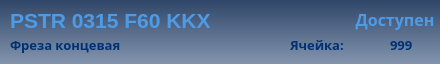
komrade2801/AutoSklad, file client/GUI/ui/widgets/widget_8_9_tool.ui: the form before one commit.
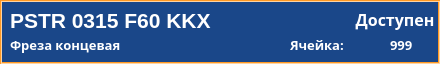
The form after the commit.

```diff
--- a/client/GUI/ui/widgets/widget_8_9_tool.ui
+++ b/client/GUI/ui/widgets/widget_8_9_tool.ui
@@ -14,7 +14,19 @@
    <string>widget_8_9_tool</string>
   </property>
   <property name="styleSheet">
-   <string notr="true">background-color: qlineargradient(spread:pad, x1:0.5, y1:0, x2:0.5, y2:1, stop:0 rgba(47, 70, 105, 255), stop:1 rgba(131, 149, 174, 255));</string>
+   <string notr="true">QLabel {
+	color: #FFFFFF;
+	border-width: 0px;
+	border-radius: 0px;
+}
+#background {
+	color: #FFFFFF;
+	background-color: #1A4789;
+	border-width: 2px;
+	border-style: groove;
+	border-color: #ff9923;
+	border-radius: 0px;
+}</string>
   </property>
   <widget class="QLabel" name="lbl_number_tool">
    <property name="geometry">
@@ -31,9 +43,9 @@
       <colorrole role="WindowText">
        <brush brushstyle="SolidPattern">
         <color alpha="255">
-         <red>78</red>
-         <green>155</green>
-         <blue>229</blue>
+         <red>255</red>
+         <green>255</green>
+         <blue>255</blue>
         </color>
        </brush>
       </colorrole>
@@ -60,18 +72,18 @@
       <colorrole role="Text">
        <brush brushstyle="SolidPattern">
         <color alpha="255">
-         <red>78</red>
-         <green>155</green>
-         <blue>229</blue>
+         <red>255</red>
+         <green>255</green>
+         <blue>255</blue>
         </color>
        </brush>
       </colorrole>
       <colorrole role="ButtonText">
        <brush brushstyle="SolidPattern">
         <color alpha="255">
-         <red>78</red>
-         <green>155</green>
-         <blue>229</blue>
+         <red>255</red>
+         <green>255</green>
+         <blue>255</blue>
         </color>
        </brush>
       </colorrole>
@@ -118,9 +130,9 @@
       <colorrole role="PlaceholderText">
        <brush brushstyle="NoBrush">
         <color alpha="128">
-         <red>78</red>
-         <green>155</green>
-         <blue>229</blue>
+         <red>255</red>
+         <green>255</green>
+         <blue>255</blue>
         </color>
        </brush>
       </colorrole>
@@ -129,9 +141,9 @@
       <colorrole role="WindowText">
        <brush brushstyle="SolidPattern">
         <color alpha="255">
-         <red>78</red>
-         <green>155</green>
-         <blue>229</blue>
+         <red>255</red>
+         <green>255</green>
+         <blue>255</blue>
         </color>
        </brush>
       </colorrole>
@@ -158,18 +170,18 @@
       <colorrole role="Text">
        <brush brushstyle="SolidPattern">
         <color alpha="255">
-         <red>78</red>
-         <green>155</green>
-         <blue>229</blue>
+         <red>255</red>
+         <green>255</green>
+         <blue>255</blue>
         </color>
        </brush>
       </colorrole>
       <colorrole role="ButtonText">
        <brush brushstyle="SolidPattern">
         <color alpha="255">
-         <red>78</red>
-         <green>155</green>
-         <blue>229</blue>
+         <red>255</red>
+         <green>255</green>
+         <blue>255</blue>
         </color>
        </brush>
       </colorrole>
@@ -216,9 +228,9 @@
       <colorrole role="PlaceholderText">
        <brush brushstyle="NoBrush">
         <color alpha="128">
-         <red>78</red>
-         <green>155</green>
-         <blue>229</blue>
+         <red>255</red>
+         <green>255</green>
+         <blue>255</blue>
         </color>
        </brush>
       </colorrole>
@@ -227,9 +239,9 @@
       <colorrole role="WindowText">
        <brush brushstyle="SolidPattern">
         <color alpha="255">
-         <red>78</red>
-         <green>155</green>
-         <blue>229</blue>
+         <red>255</red>
+         <green>255</green>
+         <blue>255</blue>
         </color>
        </brush>
       </colorrole>
@@ -256,18 +268,18 @@
       <colorrole role="Text">
        <brush brushstyle="SolidPattern">
         <color alpha="255">
-         <red>78</red>
-         <green>155</green>
-         <blue>229</blue>
+         <red>255</red>
+         <green>255</green>
+         <blue>255</blue>
         </color>
        </brush>
       </colorrole>
       <colorrole role="ButtonText">
        <brush brushstyle="SolidPattern">
         <color alpha="255">
-         <red>78</red>
-         <green>155</green>
-         <blue>229</blue>
+         <red>255</red>
+         <green>255</green>
+         <blue>255</blue>
         </color>
        </brush>
       </colorrole>
@@ -314,9 +326,9 @@
       <colorrole role="PlaceholderText">
        <brush brushstyle="NoBrush">
         <color alpha="128">
-         <red>78</red>
-         <green>155</green>
-         <blue>229</blue>
+         <red>255</red>
+         <green>255</green>
+         <blue>255</blue>
         </color>
        </brush>
       </colorrole>
@@ -330,10 +342,6 @@
      <bold>true</bold>
     </font>
    </property>
-   <property name="styleSheet">
-    <string notr="true">color: rgb(78, 155, 229);
-background-color: qlineargradient(spread:pad, x1:0, y1:0, x2:1, y2:0, stop:0 rgba(0, 0, 0, 0), stop:1 rgba(255, 255, 255, 0));</string>
-   </property>
    <property name="text">
     <string>PSTR 0315 F60 KKX</string>
    </property>
@@ -364,10 +372,6 @@
    <property name="layoutDirection">
     <enum>Qt::LeftToRight</enum>
    </property>
-   <property name="styleSheet">
-    <string notr="true">color: rgb(78, 155, 229);
-background-color: qlineargradient(spread:pad, x1:0, y1:0, x2:1, y2:0, stop:0 rgba(0, 0, 0, 0), stop:1 rgba(255, 255, 255, 0));</string>
-   </property>
    <property name="text">
     <string>&lt;html&gt;&lt;head/&gt;&lt;body&gt;&lt;p align=&quot;center&quot;&gt;Доступен&lt;/p&gt;&lt;/body&gt;&lt;/html&gt;</string>
    </property>
@@ -389,10 +393,6 @@
      <bold>true</bold>
     </font>
    </property>
-   <property name="styleSheet">
-    <string notr="true">color: rgb(0, 49, 114);
-background-color: qlineargradient(spread:pad, x1:0, y1:0, x2:1, y2:0, stop:0 rgba(0, 0, 0, 0), stop:1 rgba(255, 255, 255, 0));</string>
-   </property>
    <property name="text">
     <string>999</string>
    </property>
@@ -417,10 +417,6 @@
      <bold>true</bold>
     </font>
    </property>
-   <property name="styleSheet">
-    <string notr="true">color: rgb(0, 49, 114);
-background-color: qlineargradient(spread:pad, x1:0, y1:0, x2:1, y2:0, stop:0 rgba(0, 0, 0, 0), stop:1 rgba(255, 255, 255, 0));</string>
-   </property>
    <property name="text">
     <string>Ячейка:</string>
    </property>
@@ -443,9 +439,9 @@
       <colorrole role="WindowText">
        <brush brushstyle="SolidPattern">
         <color alpha="255">
-         <red>0</red>
-         <green>49</green>
-         <blue>114</blue>
+         <red>255</red>
+         <green>255</green>
+         <blue>255</blue>
         </color>
        </brush>
       </colorrole>
@@ -472,18 +468,18 @@
       <colorrole role="Text">
        <brush brushstyle="SolidPattern">
         <color alpha="255">
-         <red>0</red>
-         <green>49</green>
-         <blue>114</blue>
+         <red>255</red>
+         <green>255</green>
+         <blue>255</blue>
         </color>
        </brush>
       </colorrole>
       <colorrole role="ButtonText">
        <brush brushstyle="SolidPattern">
         <color alpha="255">
-         <red>0</red>
-         <green>49</green>
-         <blue>114</blue>
+         <red>255</red>
+         <green>255</green>
+         <blue>255</blue>
         </color>
        </brush>
       </colorrole>
@@ -530,9 +526,9 @@
       <colorrole role="PlaceholderText">
        <brush brushstyle="NoBrush">
         <color alpha="128">
-         <red>0</red>
-         <green>49</green>
-         <blue>114</blue>
+         <red>255</red>
+         <green>255</green>
+         <blue>255</blue>
         </color>
        </brush>
       </colorrole>
@@ -541,9 +537,9 @@
       <colorrole role="WindowText">
        <brush brushstyle="SolidPattern">
         <color alpha="255">
-         <red>0</red>
-         <green>49</green>
-         <blue>114</blue>
+         <red>255</red>
+         <green>255</green>
+         <blue>255</blue>
         </color>
        </brush>
       </colorrole>
@@ -570,18 +566,18 @@
       <colorrole role="Text">
        <brush brushstyle="SolidPattern">
         <color alpha="255">
-         <red>0</red>
-         <green>49</green>
-         <blue>114</blue>
+         <red>255</red>
+         <green>255</green>
+         <blue>255</blue>
         </color>
        </brush>
       </colorrole>
       <colorrole role="ButtonText">
        <brush brushstyle="SolidPattern">
         <color alpha="255">
-         <red>0</red>
-         <green>49</green>
-         <blue>114</blue>
+         <red>255</red>
+         <green>255</green>
+         <blue>255</blue>
         </color>
        </brush>
       </colorrole>
@@ -628,9 +624,9 @@
       <colorrole role="PlaceholderText">
        <brush brushstyle="NoBrush">
         <color alpha="128">
-         <red>0</red>
-         <green>49</green>
-         <blue>114</blue>
+         <red>255</red>
+         <green>255</green>
+         <blue>255</blue>
         </color>
        </brush>
       </colorrole>
@@ -639,9 +635,9 @@
       <colorrole role="WindowText">
        <brush brushstyle="SolidPattern">
         <color alpha="255">
-         <red>0</red>
-         <green>49</green>
-         <blue>114</blue>
+         <red>255</red>
+         <green>255</green>
+         <blue>255</blue>
         </color>
        </brush>
       </colorrole>
@@ -668,18 +664,18 @@
       <colorrole role="Text">
        <brush brushstyle="SolidPattern">
         <color alpha="255">
-         <red>0</red>
-         <green>49</green>
-         <blue>114</blue>
+         <red>255</red>
+         <green>255</green>
+         <blue>255</blue>
         </color>
        </brush>
       </colorrole>
       <colorrole role="ButtonText">
        <brush brushstyle="SolidPattern">
         <color alpha="255">
-         <red>0</red>
-         <green>49</green>
-         <blue>114</blue>
+         <red>255</red>
+         <green>255</green>
+         <blue>255</blue>
         </color>
        </brush>
       </colorrole>
@@ -726,9 +722,9 @@
       <colorrole role="PlaceholderText">
        <brush brushstyle="NoBrush">
         <color alpha="128">
-         <red>0</red>
-         <green>49</green>
-         <blue>114</blue>
+         <red>255</red>
+         <green>255</green>
+         <blue>255</blue>
         </color>
        </brush>
       </colorrole>
@@ -743,10 +739,6 @@
      <bold>true</bold>
     </font>
    </property>
-   <property name="styleSheet">
-    <string notr="true">color: rgb(0, 49, 114);
-background-color: qlineargradient(spread:pad, x1:0, y1:0, x2:1, y2:0, stop:0 rgba(0, 0, 0, 0), stop:1 rgba(255, 255, 255, 0));</string>
-   </property>
    <property name="text">
     <string>Фреза концевая</string>
    </property>
@@ -1080,6 +1072,35 @@
     <set>Qt::AlignLeading|Qt::AlignLeft|Qt::AlignVCenter</set>
    </property>
   </widget>
+  <widget class="QLabel" name="background">
+   <property name="geometry">
+    <rect>
+     <x>0</x>
+     <y>0</y>
+     <width>440</width>
+     <height>64</height>
+    </rect>
+   </property>
+   <property name="styleSheet">
+    <string notr="true"/>
+   </property>
+   <property name="frameShape">
+    <enum>QFrame::StyledPanel</enum>
+   </property>
+   <property name="frameShadow">
+    <enum>QFrame::Sunken</enum>
+   </property>
+   <property name="text">
+    <string/>
+   </property>
+  </widget>
+  <zorder>background</zorder>
+  <zorder>lbl_number_tool</zorder>
+  <zorder>lbl_status</zorder>
+  <zorder>cell_number</zorder>
+  <zorder>lbl_info</zorder>
+  <zorder>group_name</zorder>
+  <zorder>tool_description</zorder>
  </widget>
  <resources/>
  <connections/>
```
Left out of the diff: 76 changed lines with no effect on the pictures.
